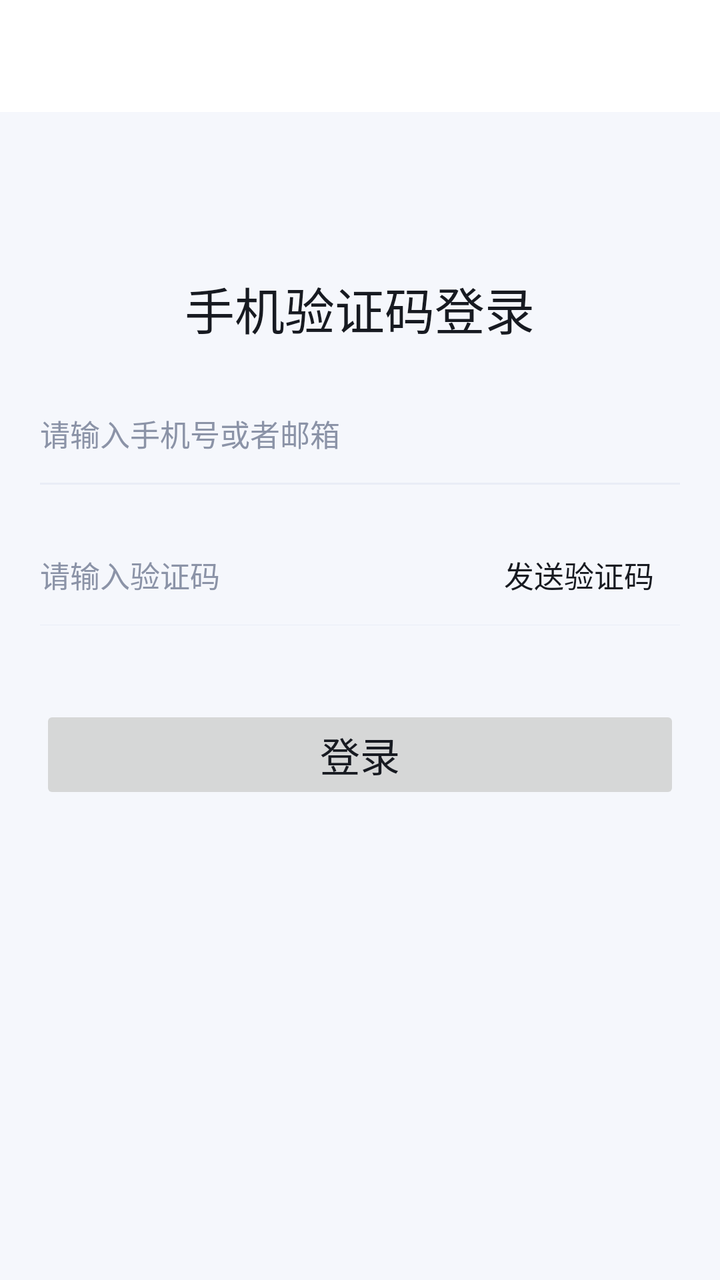
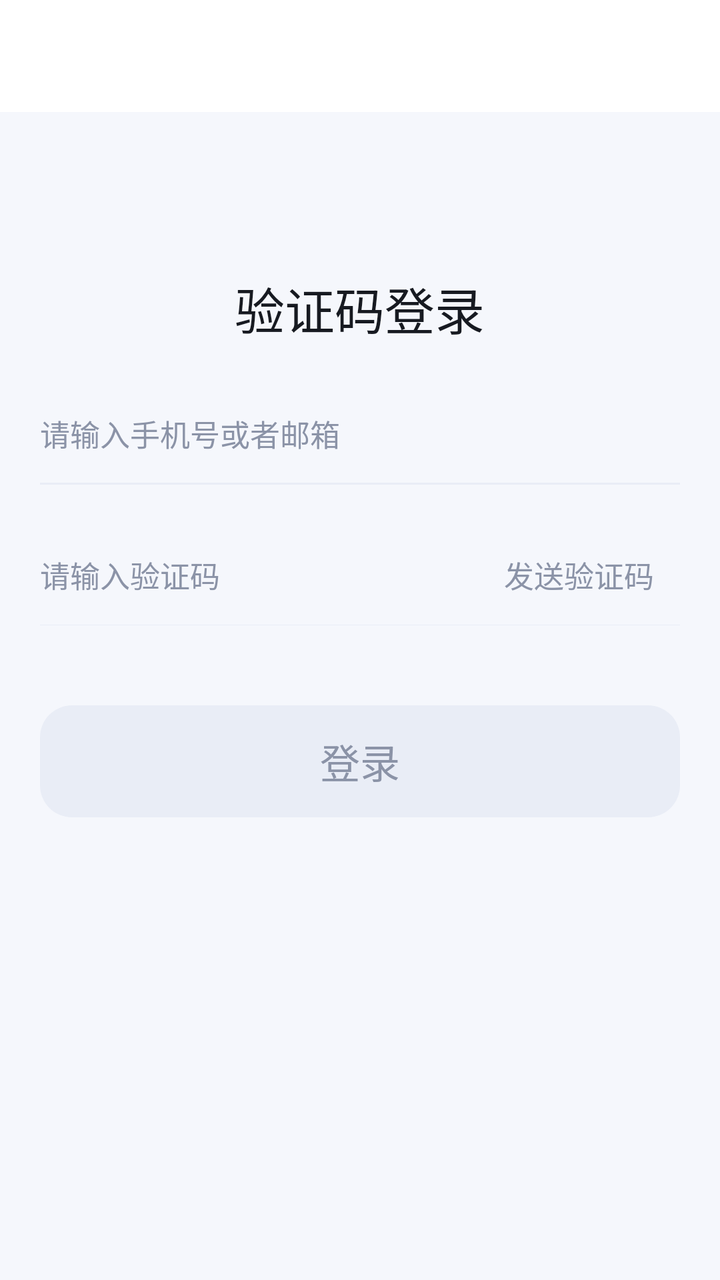

The first picture is an Android layout as it rendered before a commit; the second is the same layout after the commit. The layout source and the unified diff follow.
<!-- AndroidManifest.xml: application theme AppTheme -->
<!-- res/layout/login_activity_sms.xml -->
<?xml version="1.0" encoding="utf-8"?>
<LinearLayout xmlns:android="http://schemas.android.com/apk/res/android"
    android:layout_width="match_parent"
    android:layout_height="match_parent"
    android:orientation="vertical">

    <include layout="@layout/toolbar" />

    <LinearLayout
        android:layout_width="match_parent"
        android:layout_height="wrap_content"
        android:gravity="center_horizontal"
        android:orientation="vertical"
        android:paddingLeft="20dp"
        android:paddingRight="20dp">

        <TextView
            android:layout_width="wrap_content"
            android:layout_height="wrap_content"
            android:layout_gravity="center_horizontal"
            android:layout_marginTop="80dp"
            android:text="手机验证码登录"
            android:textColor="@color/black"
            android:textSize="25sp" />

        <EditText
            android:id="@+id/phoneNumberEditText"
            android:layout_width="match_parent"
            android:layout_height="50dp"
            android:layout_marginTop="20dp"
            android:background="@null"
            android:drawableBottom="@drawable/selector_edit_focus"
            android:focusable="true"
            android:focusableInTouchMode="true"
            android:gravity="center_vertical"
            android:hint="请输入手机号或者邮箱"
            android:inputType="text"
            android:maxLines="1"
            android:textColor="@color/black"
            android:textColorHint="@color/gray1"
            android:textSize="15sp" />

        <LinearLayout
            android:layout_width="match_parent"
            android:layout_height="50dp"
            android:layout_marginTop="20dp"
            android:orientation="horizontal">

            <EditText
                android:id="@+id/authCodeEditText"
                android:layout_width="0dp"
                android:layout_height="match_parent"
                android:layout_weight="1"
                android:background="@null"
                android:focusable="true"
                android:focusableInTouchMode="true"
                android:gravity="center_vertical"
                android:hint="请输入验证码"
                android:inputType="number"
                android:maxLines="1"
                android:textColor="@color/black"
                android:textColorHint="@color/gray1"
                android:textSize="15sp" />

            <Button
                android:id="@+id/requestAuthCodeButton"
                android:layout_width="wrap_content"
                android:layout_height="match_parent"
                android:background="@null"
                android:enabled="false"
                android:gravity="center_vertical"
                android:text="发送验证码"
                android:textSize="15sp" />
        </LinearLayout>

        <View
            android:layout_width="match_parent"
            android:layout_height="1px"
            android:background="@color/line" />

        <Button
            android:id="@+id/loginButton"
            android:layout_width="match_parent"
            android:layout_height="wrap_content"
            android:layout_marginTop="40dp"
            android:enabled="false"
            android:text="登录"
            android:textSize="20sp" />

    </LinearLayout>

</LinearLayout>
<!-- res/layout/toolbar.xml (included above) -->
<?xml version="1.0" encoding="utf-8"?>
<com.google.android.material.appbar.AppBarLayout xmlns:android="http://schemas.android.com/apk/res/android"
    xmlns:app="http://schemas.android.com/apk/res-auto"
    android:id="@+id/appbar"
    android:layout_width="match_parent"
    android:layout_height="wrap_content"
    android:background="@color/surface"
    app:elevation="0dp">

    <androidx.appcompat.widget.Toolbar xmlns:android="http://schemas.android.com/apk/res/android"
        android:id="@+id/toolbar"
        android:layout_width="match_parent"
        android:layout_height="?attr/actionBarSize"
        android:background="@color/surface"
        app:titleTextAppearance="@style/ToolbarTitle"
        app:popupTheme="@style/AppTheme.PopupOverlay"
        app:theme="@style/AppTheme.Appbar" />
</com.google.android.material.appbar.AppBarLayout>
<!-- resources referenced by this layout -->
<resources>
  <color name="black">@color/ink</color>
  <color name="gray1">@color/mist</color>
  <color name="line">@color/fog</color>
  <color name="surface">#FFFFFF</color>
  <!-- drawable selector_edit_focus (drawable) -->
  <?xml version="1.0" encoding="utf-8"?>
  <selector xmlns:android="http://schemas.android.com/apk/res/android">
      <item android:drawable="@drawable/shape_bottom_gray" android:state_window_focused="false"></item>
      <item android:drawable="@drawable/shape_bottom_green" android:state_focused="true"></item>
  </selector>
  <style name="AppTheme.Appbar">
          <item name="actionMenuTextColor">@color/menu_text_color</item>
          <item name="overlapAnchor">false</item>
          <item name="android:textColorPrimary">@color/ink</item>
          <item name="colorControlNormal">@color/ink</item>
      </style>
  <style name="AppTheme.PopupOverlay" parent="ThemeOverlay.AppCompat.Light" />
  <style name="ToolbarTitle" parent="TextAppearance.AppCompat.Title">
          <item name="android:textSize">18sp</item>
          <item name="android:fontFamily">sans-serif-medium</item>
          <item name="android:textColor">@color/ink</item>
      </style>
  <style name="AppTheme" parent="Theme.AppCompat.DayNight.NoActionBar">
          <item name="colorPrimary">@color/colorPrimary</item>
          <item name="colorPrimaryDark">@color/colorPrimaryDark</item>
          <item name="colorAccent">@color/colorAccent</item>
          <item name="colorBackgroundFloating">@color/surface</item>
          <item name="android:windowBackground">@color/paper</item>
          <item name="android:colorBackground">@color/paper</item>
          <item name="android:statusBarColor">@color/surface</item>
          <item name="android:navigationBarColor">@color/surface</item>
          <item name="android:textColorPrimary">@color/ink</item>
          <item name="android:textColorSecondary">@color/mist</item>
      </style>
  <color name="ink">#171A21</color>
  <color name="mist">#8B93A7</color>
  <color name="fog">#E9EDF6</color>
  <!-- drawable shape_bottom_gray (drawable) -->
  <?xml version="1.0" encoding="utf-8"?>
  <shape xmlns:android="http://schemas.android.com/apk/res/android"
      android:shape="rectangle">
  
      <solid android:color="@color/line"></solid>
      <size
          android:width="1000dp"
          android:height="1dp"></size>
  
  </shape>
  <!-- drawable shape_bottom_green (drawable) -->
  <?xml version="1.0" encoding="utf-8"?>
  <shape xmlns:android="http://schemas.android.com/apk/res/android"
      android:shape="rectangle">
  
      <solid android:color="@color/colorPrimary" />
      <size
          android:width="1000dp"
          android:height="1dp" />
  
  </shape>
  <color name="colorPrimary">@color/cobalt</color>
  <color name="colorPrimaryDark">@color/paper</color>
  <color name="colorAccent">@color/cobalt</color>
  <color name="paper">#F5F7FC</color>
  <color name="cobalt">#3E64E4</color>
</resources>

<!-- the commit's change to res/layout/login_activity_sms.xml (unified diff, before → after) -->
@@ -19,7 +19,7 @@
             android:layout_height="wrap_content"
             android:layout_gravity="center_horizontal"
             android:layout_marginTop="80dp"
-            android:text="手机验证码登录"
+            android:text="验证码登录"
             android:textColor="@color/black"
             android:textSize="25sp" />
 
@@ -70,6 +70,7 @@
                 android:enabled="false"
                 android:gravity="center_vertical"
                 android:text="发送验证码"
+                android:textColor="@color/selector_send_code_text"
                 android:textSize="15sp" />
         </LinearLayout>
 
@@ -81,10 +82,12 @@
         <Button
             android:id="@+id/loginButton"
             android:layout_width="match_parent"
-            android:layout_height="wrap_content"
+            android:layout_height="56dp"
             android:layout_marginTop="40dp"
+            android:background="@drawable/selector_sms_login_button"
             android:enabled="false"
             android:text="登录"
+            android:textColor="@color/selector_sms_login_button_text"
             android:textSize="20sp" />
 
     </LinearLayout>
<!-- resource entries referenced after the edit -->
@@ -9,6 +9,28 @@
   <selector xmlns:android="http://schemas.android.com/apk/res/android">
       <item android:drawable="@drawable/shape_bottom_gray" android:state_window_focused="false"></item>
       <item android:drawable="@drawable/shape_bottom_green" android:state_focused="true"></item>
+  </selector>
+  <!-- drawable selector_sms_login_button (drawable) -->
+  <?xml version="1.0" encoding="utf-8"?>
+  <selector xmlns:android="http://schemas.android.com/apk/res/android">
+      <item android:state_enabled="false">
+          <shape>
+              <corners android:radius="16dp" />
+              <solid android:color="@color/fog" />
+          </shape>
+      </item>
+      <item android:state_pressed="true">
+          <shape>
+              <corners android:radius="16dp" />
+              <solid android:color="@color/cobalt_pressed" />
+          </shape>
+      </item>
+      <item>
+          <shape>
+              <corners android:radius="16dp" />
+              <solid android:color="@color/cobalt" />
+          </shape>
+      </item>
   </selector>
   <style name="AppTheme.Appbar">
           <item name="actionMenuTextColor">@color/menu_text_color</item>
@@ -59,6 +81,7 @@
           android:height="1dp" />
   
   </shape>
+  <color name="cobalt_pressed">#2D4FD8</color>
   <color name="colorPrimary">@color/cobalt</color>
   <color name="colorPrimaryDark">@color/paper</color>
   <color name="colorAccent">@color/cobalt</color>
